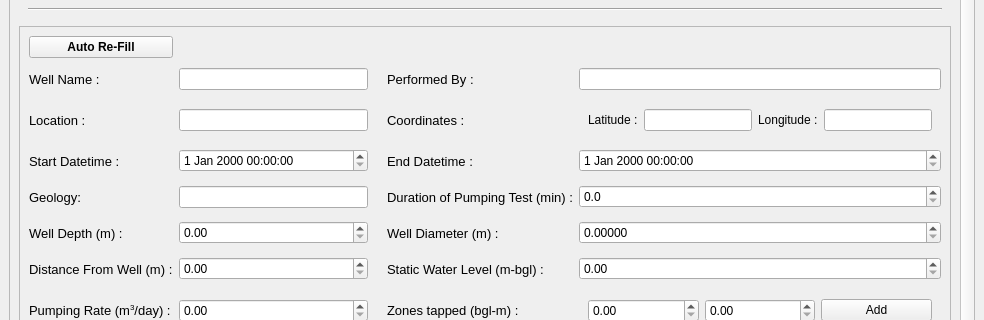
First picture: the form in update_well.ui, repository dhairyashil-G/CGWB-Desktop-App, before the edit; both pictures show x 0 to 984 and y 145 to 465 of the 984 by 600 pixel window.
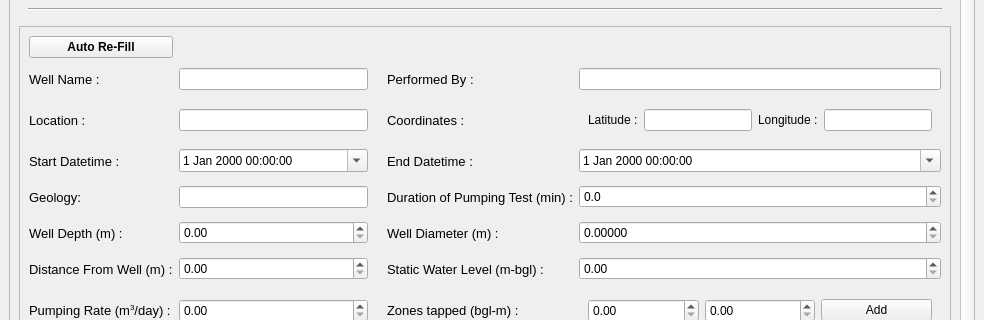
Second picture: the form after the edit. Icons and pictures are not drawn.

Commit message: calender pop up in update well

The edit to the form file:
```diff
--- a/update_well.ui
+++ b/update_well.ui
@@ -486,7 +486,11 @@
             </widget>
            </item>
            <item row="3" column="5">
-            <widget class="QDateTimeEdit" name="enddatetime_edit"/>
+            <widget class="QDateTimeEdit" name="enddatetime_edit">
+             <property name="calendarPopup">
+              <bool>true</bool>
+             </property>
+            </widget>
            </item>
            <item row="3" column="0">
             <widget class="QLabel" name="label_17">
@@ -525,7 +529,11 @@
             </widget>
            </item>
            <item row="3" column="2">
-            <widget class="QDateTimeEdit" name="startdatetime_edit"/>
+            <widget class="QDateTimeEdit" name="startdatetime_edit">
+             <property name="calendarPopup">
+              <bool>true</bool>
+             </property>
+            </widget>
            </item>
            <item row="6" column="4">
             <widget class="QLabel" name="label_16">
```
